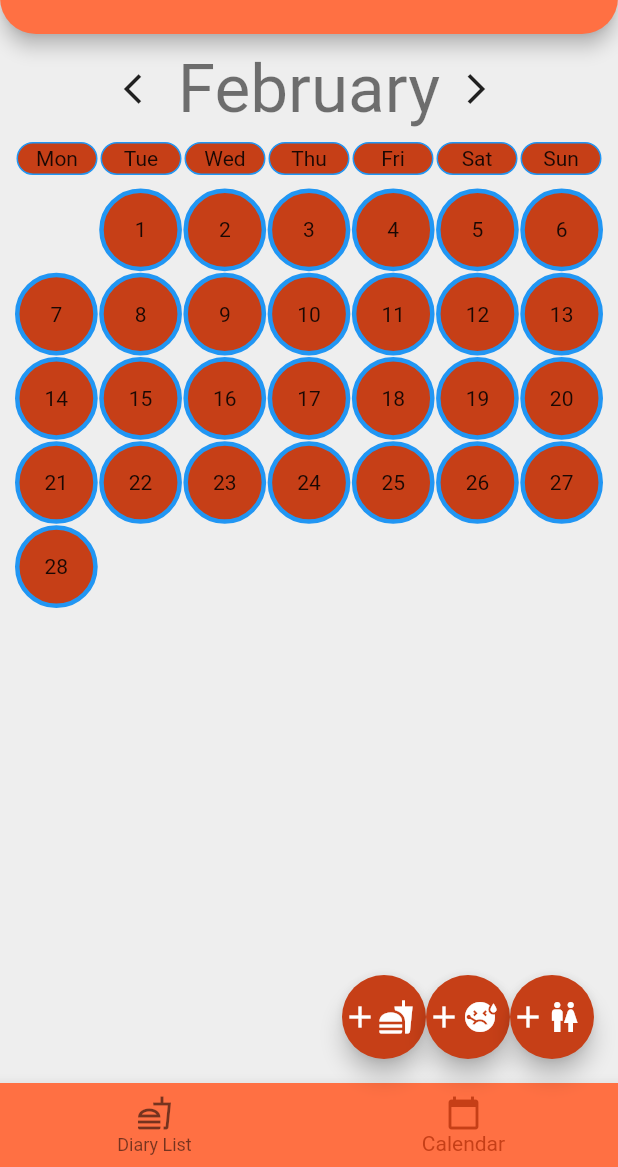
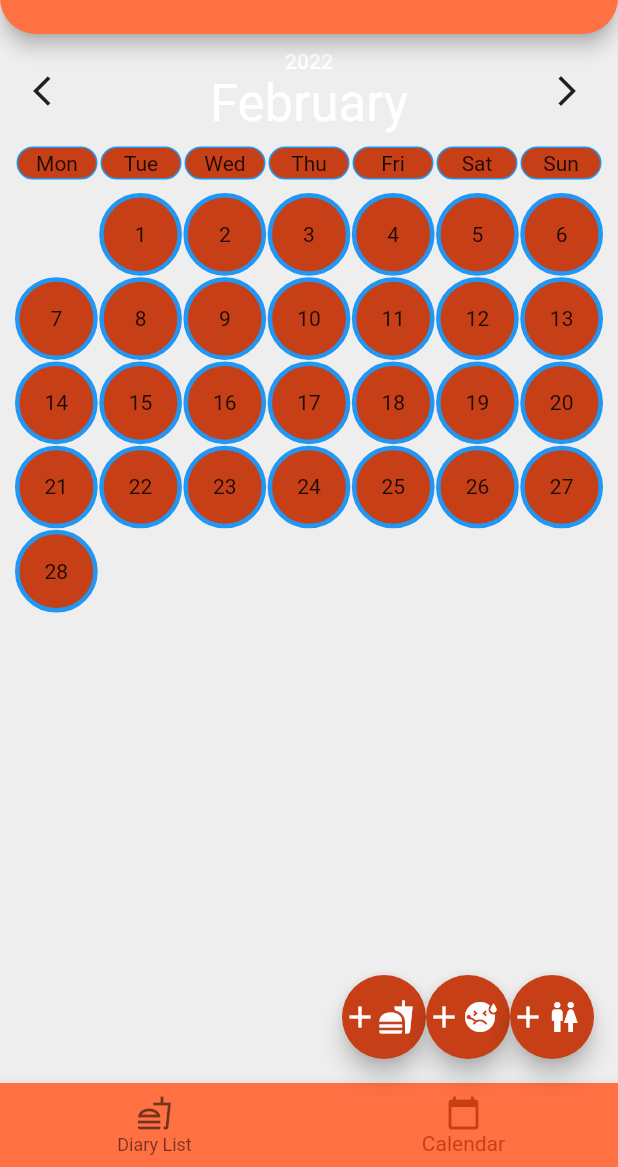
Before and after one commit to linememory/food_diary, a Flutter app: the screen it shows after launch, item 2 of the bottom bar chosen, on a phone screen of 412 x 824 dp, the part 69-1236 px from its top. Run offline on Flutter 3.47's test engine with Material 2 defaults, Android fonts, the phone set to English and light mode, and no system bars; our stand-ins replace bloc, equatable, faker, flutter_bloc, get_it, shared_preferences and 1 more; accounts and stored records are empty.

Commit message:
added cubit to calendar

```diff
--- a/lib/features/diary/presentation/cubit/calendar/calendar_cubit.dart
+++ b/lib/features/diary/presentation/cubit/calendar/calendar_cubit.dart
@@ -4,8 +4,9 @@ import 'package:equatable/equatable.dart';
 part 'calendar_state.dart';
 
 class CalendarCubit extends Cubit<CalendarState> {
-  CalendarCubit()
-      : super(CalendarInitial(DateTime.now().year, DateTime.now().month));
+  CalendarCubit(int? year, int? month)
+      : super(CalendarInitial(
+            year ?? DateTime.now().year, month ?? DateTime.now().month));
 
   void nextMonth() {
     int nextMonth = ((state.month) % 11) + 1;
--- a/lib/features/diary/presentation/pages/calendar_page.dart
+++ b/lib/features/diary/presentation/pages/calendar_page.dart
@@ -1,4 +1,6 @@
 import 'package:flutter/material.dart';
+import 'package:flutter_bloc/flutter_bloc.dart';
+import 'package:food_diary/features/diary/presentation/cubit/calendar/calendar_cubit.dart';
 import 'package:intl/intl.dart';
 
 class CalendarPage extends StatelessWidget {
@@ -19,36 +21,52 @@ class CalendarPage extends StatelessWidget {
 class Calendar extends StatelessWidget {
   const Calendar({
     Key? key,
-    required this.year,
-    required this.month,
+    this.year,
+    this.month,
   }) : super(key: key);
 
-  final int year;
-  final int month;
+  final int? year;
+  final int? month;
 
   @override
   Widget build(BuildContext context) {
-    DateTime firstDayDateTime = DateTime(year, month);
+    return BlocProvider(
+      create: (context) => CalendarCubit(year, month),
+      child: Builder(builder: (context) {
+        return BlocBuilder<CalendarCubit, CalendarState>(
+          builder: (context, state) {
+            DateTime firstDayDateTime = DateTime(state.year, state.month);
             int start = firstDayDateTime.weekday - 1;
             int daysInMonth = DateTimeRange(
-            start: DateTime(year, month), end: DateTime(year, month + 1))
+                    start: DateTime(state.year, state.month),
+                    end: DateTime(state.year, state.month + 1))
                 .duration
                 .inDays;
             return Column(
               children: [
                 Row(
-          mainAxisAlignment: MainAxisAlignment.center,
+                  mainAxisAlignment: MainAxisAlignment.spaceBetween,
                   children: [
                     IconButton(
-              onPressed: () {},
+                      onPressed: () => BlocProvider.of<CalendarCubit>(context)
+                          .previousMonth(),
                       icon: const Icon(Icons.arrow_back_ios),
+                    ),
+                    Column(
+                      children: [
+                        Text(
+                          firstDayDateTime.year.toString(),
+                          style: Theme.of(context).textTheme.subtitle2,
                         ),
                         Text(
                           DateFormat.MMMM().format(firstDayDateTime),
-              style: Theme.of(context).textTheme.headline3,
+                          style: Theme.of(context).textTheme.headline4,
+                        ),
+                      ],
                     ),
                     IconButton(
-              onPressed: () {},
+                      onPressed: () =>
+                          BlocProvider.of<CalendarCubit>(context).nextMonth(),
                       icon: const Icon(Icons.arrow_forward_ios),
                     ),
                   ],
@@ -94,14 +112,20 @@ class Calendar extends StatelessWidget {
                         ..addAll(
                           List.generate(
                             daysInMonth,
-                    (i) => DayItem(
+                            (i) {
+                              return DayItem(
                                 day: i + 1,
                                 onPressed: () {},
-                    ),
+                              );
+                            },
                           ).toList(),
                         )),
                 ),
               ],
+            );
+          },
+        );
+      }),
     );
   }
 }
```
Lines whose indentation alone changed are shown as unchanged.
